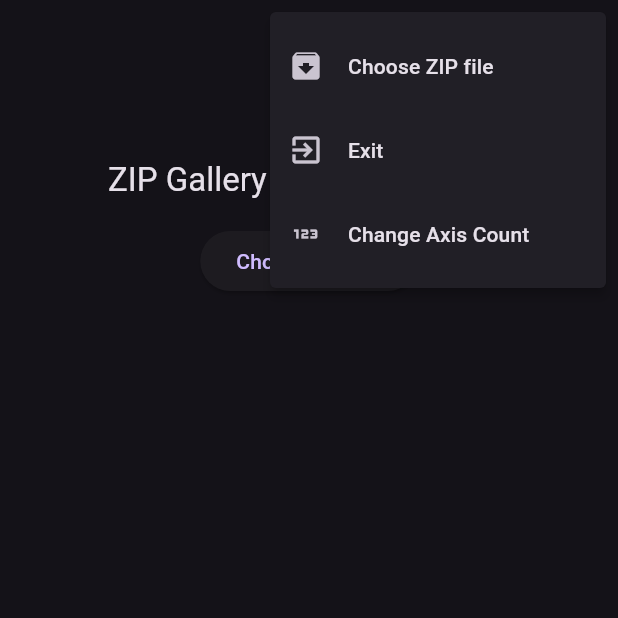
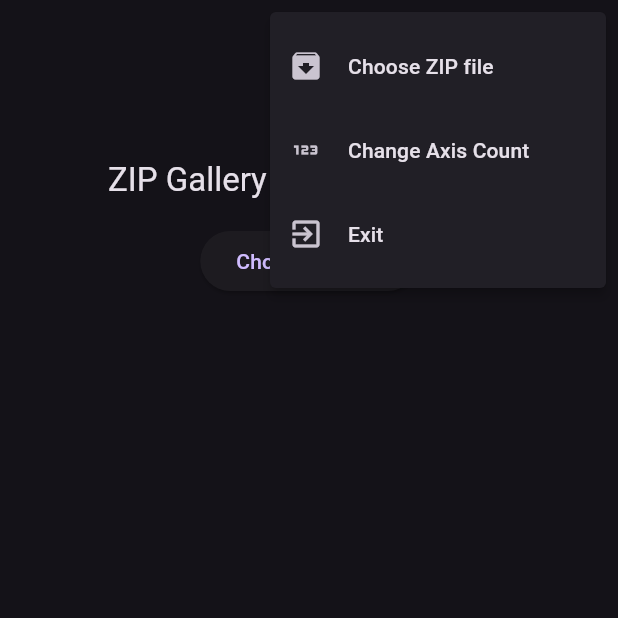
Before and after one commit to Mingu113/zip_gallery, a Flutter app: the screen it shows after launch, after a tap on the "more vert" icon, on a phone screen of 412 x 824 dp, the top half of it. Run offline on Flutter 3.47's test engine with Material 3 defaults, Android fonts, the phone set to English and light mode, and no system bars; our stand-ins replace file_picker, photo_view, shared_preferences.

Commit message:
fix popupmenu order

```diff
--- a/lib/main.dart
+++ b/lib/main.dart
@@ -372,17 +372,17 @@ class _ZipImageReaderViewState extends State<ZipImageReaderView> {
                 ),
               ),
             PopupMenuItem(
+              value: 'showCrossAxisSlider',
+              child: ListTile(
+                leading: Icon(Icons.onetwothree),
+                title: Text(AppLocalizations.of(context)!.showAxisCountDialog),
+              ),
+            ),
+            PopupMenuItem(
               value: 'exit',
               child: ListTile(
                 leading: Icon(Icons.exit_to_app),
                 title: Text(AppLocalizations.of(context)!.exit),
-              ),
-            ),
-            PopupMenuItem(
-              value: 'showCrossAxisSlider',
-              child: ListTile(
-                leading: Icon(Icons.onetwothree),
-                title: Text(AppLocalizations.of(context)!.showAxisCountDialog),
               ),
             ),
             if (kDebugMode)
```
